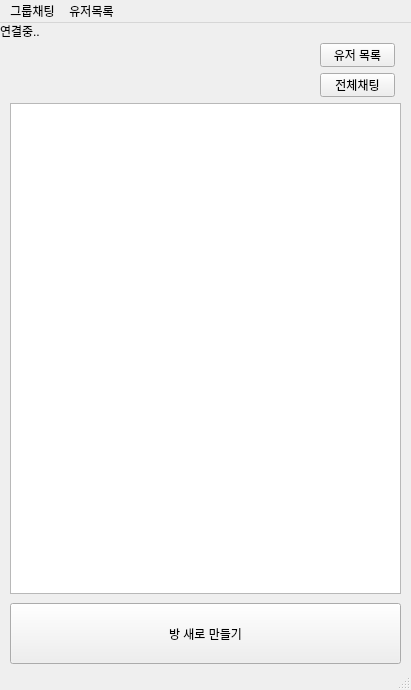
This is src/client/gui/mainwindow.ui in TaehyunJeon0203/lanssenger as Qt 5 draws it before an edit. The edited form follows.
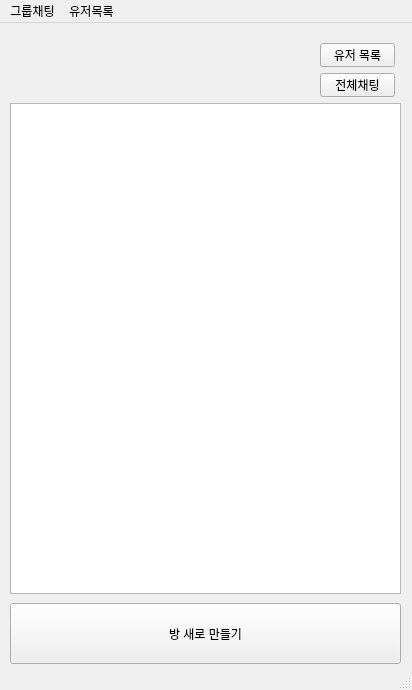
This is the edited form. The open tabs and pages were chosen to show the change.

Commit message: feat: 채팅방 생성창 및 채팅방 ui생성

```diff
--- a/src/client/gui/mainwindow.ui
+++ b/src/client/gui/mainwindow.ui
@@ -6,7 +6,7 @@
    <rect>
     <x>0</x>
     <y>0</y>
-    <width>411</width>
+    <width>412</width>
     <height>690</height>
    </rect>
   </property>
@@ -142,8 +142,8 @@
    <widget class="QLabel" name="statusLabel">
     <property name="geometry">
      <rect>
-      <x>0</x>
-      <y>0</y>
+      <x>430</x>
+      <y>110</y>
       <width>41</width>
       <height>16</height>
      </rect>
@@ -161,7 +161,7 @@
     <rect>
      <x>0</x>
      <y>0</y>
-     <width>411</width>
+     <width>412</width>
      <height>22</height>
     </rect>
    </property>
```
Left out of the diff: 2 changed lines with no effect on the pictures. The commit also changes 2 other files.
